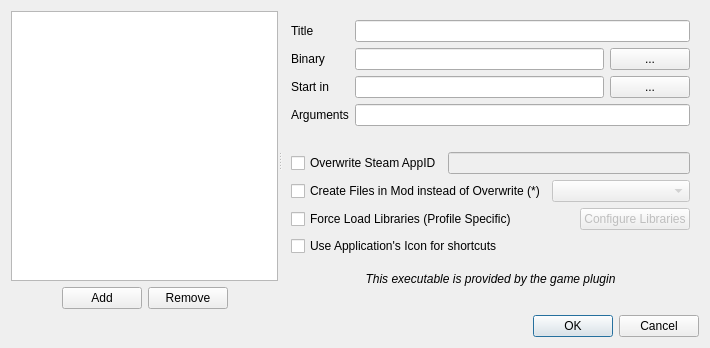
First picture: the form in modorganizer/src/editexecutablesdialog.ui, repository Holt59/mo2-merge, before the edit.
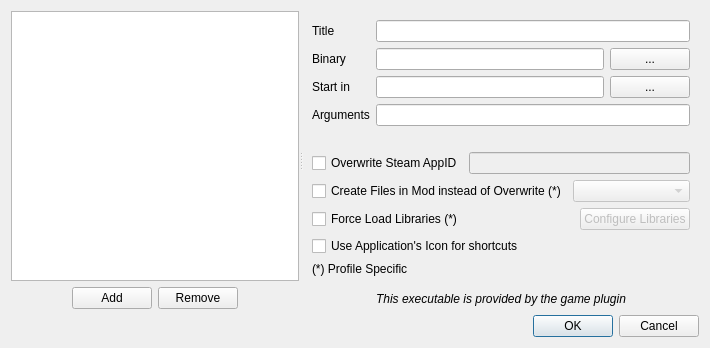
Second picture: the form after the edit. Icons and pictures are not drawn.

Commit message: [modorganizer] renamed most of the widgets to shorter or more descriptive names (newFilesModCheckBox?) modifying widgets calls save()

```diff
--- a/modorganizer/src/editexecutablesdialog.ui
+++ b/modorganizer/src/editexecutablesdialog.ui
@@ -318,7 +318,7 @@
                   <string>If this is enabled, the configured libraries will be automatically loaded when this executable is launched.</string>
                  </property>
                  <property name="text">
-                  <string>Force Load Libraries (Profile Specific)</string>
+                  <string>Force Load Libraries (*)</string>
                  </property>
                 </widget>
                </item>
@@ -354,6 +354,13 @@
                </property>
               </widget>
              </item>
+             <item>
+              <widget class="QLabel" name="label_5">
+               <property name="text">
+                <string>(*) Profile Specific</string>
+               </property>
+              </widget>
+             </item>
             </layout>
            </widget>
           </item>
```
Left out of the diff: 54 changed lines with no effect on the pictures. The commit also changes 2 other files.
